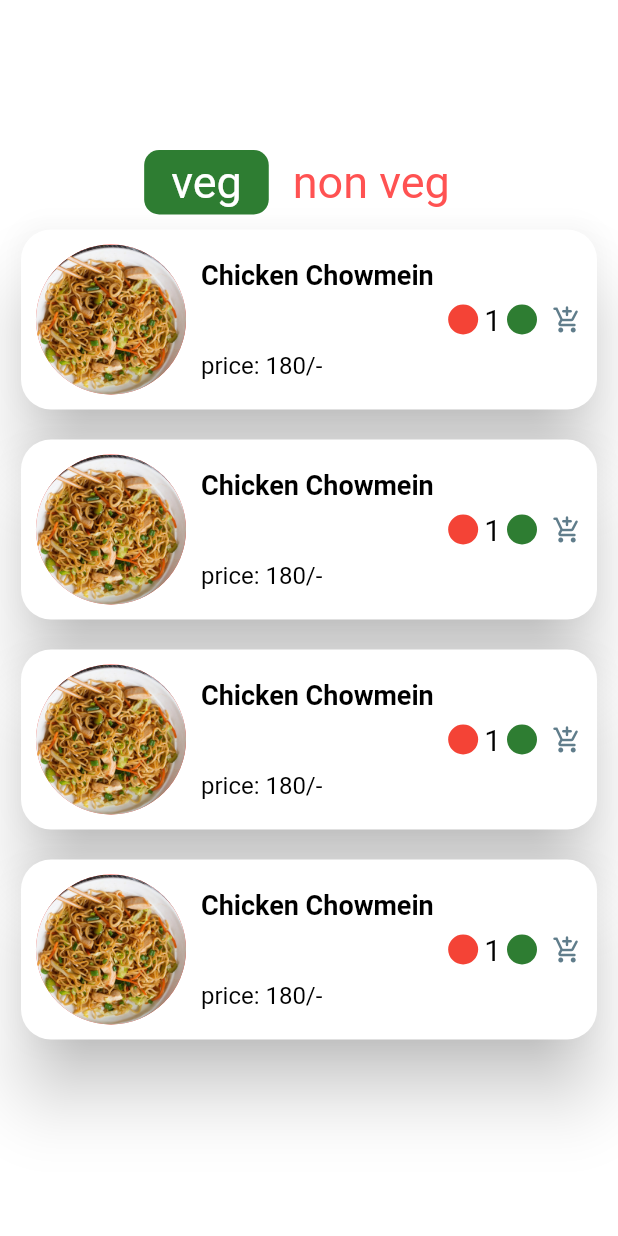
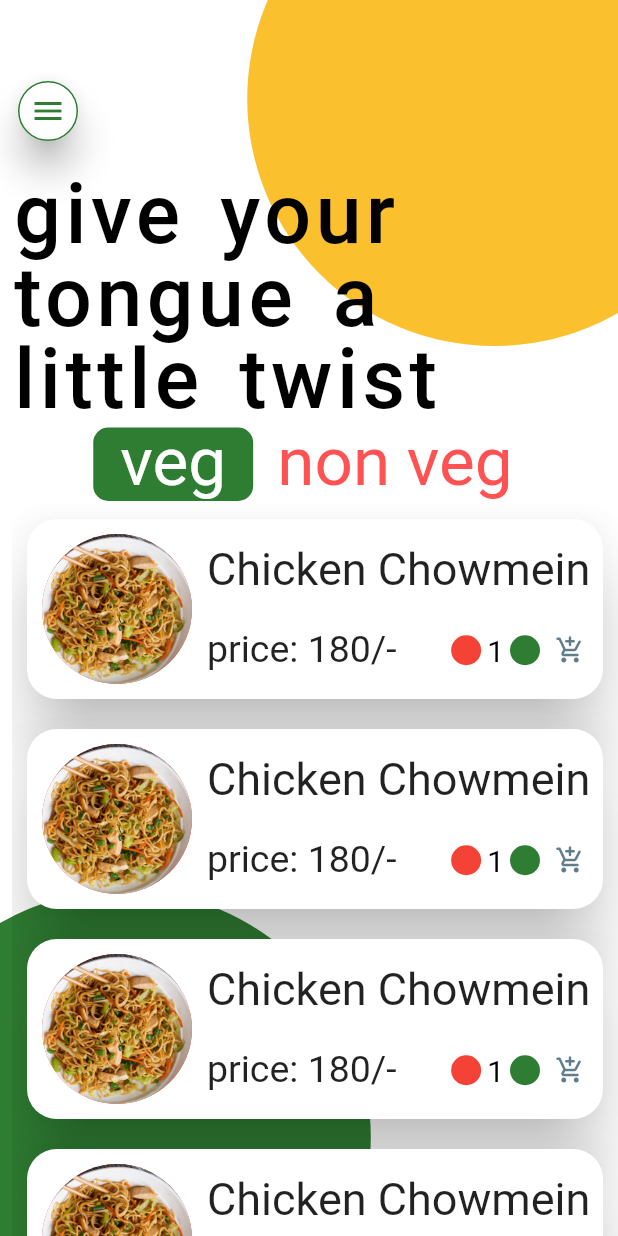
Before and after one commit to samrat19/Flutter_foodapp, a Flutter app: the screen it shows after launch, on a phone screen of 412 x 824 dp. Run offline on Flutter 3.47's test engine with Material 2 defaults, Android fonts, the phone set to English and light mode, and no system bars; our stand-ins replace carousel_slider, google_fonts; Roboto replaces fonts that are missing (Sacramento).

Commit message:
updates the UI

```diff
--- a/lib/main.dart
+++ b/lib/main.dart
@@ -1,6 +1,8 @@
 import 'package:carousel_slider/carousel_slider.dart';
 import 'package:flutter/cupertino.dart';
+import 'package:flutter/foundation.dart';
 import 'package:flutter/material.dart';
+import 'package:google_fonts/google_fonts.dart';
 
 void main() {
   runApp(FoodApp());
@@ -55,31 +57,59 @@ class _DisplayScreenState extends State<DisplayScreen> {
     return Scaffold(
       body: Container(
         color: Colors.white,
+        child: Container(
+          height: MediaQuery.of(context).size.height,
+          width: MediaQuery.of(context).size.width,
+          child: Stack(
+            fit: StackFit.expand,
+            children: [
+              Positioned(
+                bottom: MediaQuery.of(context).size.height*0.57,
+                  left: MediaQuery.of(context).size.width*0.4,
+                  child: YellowCircle(color: Colors.yellow[700],),
+              ),
+              Positioned(
+                top: MediaQuery.of(context).size.height*0.57,
+                right: MediaQuery.of(context).size.width*0.4,
+                child: YellowCircle(color:isVeg?Colors.green[800]:Colors.red),
+              ),
+              Padding(
+                padding: const EdgeInsets.only(left:8.0),
                 child: Column(
                   mainAxisAlignment: MainAxisAlignment.center,
+                  crossAxisAlignment: CrossAxisAlignment.start,
                   children: [
                     SizedBox(
-              height: 100.0,
+                      height: 50.0,
                     ),
+                    Card(
+                      elevation: 10.0,
+                      shape: RoundedRectangleBorder(
+                        side: BorderSide(color:isVeg?Colors.green[800]:Colors.red),
+                        borderRadius: BorderRadius.circular(40.0),
+                      ),
+                      child: Padding(
+                        padding: const EdgeInsets.all(8.0),
+                        child: Icon(
+                          Icons.menu,
+                          color:isVeg?Colors.green[800]:Colors.red,
+                        ),
+                      ),
+                    ),
+                    SizedBox(
+                      height: 20.0,
+                    ),
+                    Text('give your tongue a \nlittle twist',style: GoogleFonts.sacramento(
+                      fontSize: 55.0,
+                      fontWeight: FontWeight.w500,
+                      color: Colors.black,
+                      height: 1.0,
+                      wordSpacing: 7,
+                      letterSpacing: 3.0,
+                    ),),
                     /*here goes the genres*/
                     beverageType(),
                     /*here goes the item list*/
-           /* CarouselSlider(
-              items: foodItems.map((item) => itemDisplayWidget(
-                name: item.itemName,
-                imagePath: item.imagePath,
-                price: item.itemPrice),
-              ).toList(),
-              options: CarouselOptions(
-                  enableInfiniteScroll: false,
-                  initialPage: 0,
-                //  autoPlay: true,
-                 // pauseAutoPlayOnTouch: true,
-                  height:  400.0,
-                  enlargeCenterPage: true,
-                  viewportFraction: 0.6
-              ),
-            ),*/
                     Expanded(
                       flex: 1,
                       child: ListView(
@@ -91,6 +121,10 @@ class _DisplayScreenState extends State<DisplayScreen> {
                       ),
                     ),
                   ],
+                ),
+              ),
+            ],
+          ),
         ),
       ),
     );
@@ -115,12 +149,13 @@ class _DisplayScreenState extends State<DisplayScreen> {
             ),
             child: Padding(
               padding: const EdgeInsets.symmetric(
-                vertical: 4.0,
+                vertical: 2.0,
                 horizontal: 18.0,
               ),
-              child: Text('veg',style: TextStyle(
+              child: Text('veg',style: GoogleFonts.sacramento(
                 color: isVeg?Colors.white:Colors.green[800],
-                fontSize: 30.0,
+                fontSize: 45.0,
+                height: 1.0,
               ),),
             ),
           ),
@@ -143,9 +178,10 @@ class _DisplayScreenState extends State<DisplayScreen> {
                 vertical: 4.0,
                 horizontal: 16.0,
               ),
-              child: Text('non veg',style: TextStyle(
+              child: Text('non veg',style: GoogleFonts.sacramento(
                 color: isVeg?Colors.redAccent:Colors.white,
-                fontSize: 30.0,
+                fontSize: 45.0,
+                height: 1.0,
               ),),
             ),
           ),
@@ -157,7 +193,7 @@ class _DisplayScreenState extends State<DisplayScreen> {
   Widget itemDisplayWidget({String imagePath, String name, String price}){
     return Padding(
       padding: const EdgeInsets.symmetric(
-        horizontal: 10.0,
+        horizontal: 6.0,
         vertical: 6.0,
       ),
       child: Card(
@@ -198,22 +234,19 @@ class _DisplayScreenState extends State<DisplayScreen> {
                     crossAxisAlignment: CrossAxisAlignment.start,
                     mainAxisAlignment: MainAxisAlignment.spaceBetween,
                     children: [
-                      Text(name,style: TextStyle(
-                        color: Colors.black,
-                        fontWeight: FontWeight.bold,
-                        fontSize: 18.0,
+                      Text(name,style: GoogleFonts.sacramento(
+                        fontSize: 30.0,
+                        height: 1.0,
                       ),),
-                      Text('price: '+price,style: TextStyle(
-                        color: Colors.black,
-                        fontSize: 16.0,
+                      Container(
+                        width:MediaQuery.of(context).size.width-150,
+                        child: Row(
+                          children: [
+                            Text('price: '+price,style: GoogleFonts.sacramento(
+                              fontSize: 25.0,
+                              height: 1.0,
                             )),
-                    ],
-                  ),
-                ),
-              ),
-              Spacer(
-                flex: 2,
-              ),
+                            Spacer(),
                             Container(
                               height: 20.0,
                               width: 20.0,
@@ -254,47 +287,29 @@ class _DisplayScreenState extends State<DisplayScreen> {
                           ],
                         ),
                       ),
+                    ],
+                  ),
+                ),
+              ),
+            ],
+          ),
+        ),
       ),
     );
   }
 }
 
-//top: true,
-// child: Stack(
-//   fit: StackFit.expand,
-//   children: [
-//     Positioned(
-//       bottom: MediaQuery.of(context).size.height * 0.47,
-//       left: MediaQuery.of(context).size.width * 0.4,
-//       child: YellowCircle(),
-//     ),
-//     Padding(
-//       padding: const EdgeInsets.only(left: 10.0),
-//       child: Column(
-//         children: [
-//           DisplayScreenText(),
-//           SizedBox(
-//             height: MediaQuery.of(context).size.height*0.16,
-//           ),
-//           Container(
-//             height: MediaQuery.of(context).size.height*0.4,
-//             width: MediaQuery.of(context).size.width,
-//             color: Colors.red,
-//           ),
-//         ],
-//       ),
-//     ),
-//   ],
-// ),
+class YellowCircle extends StatelessWidget {
+  final Color color;
 
-class YellowCircle extends StatelessWidget {
+  const YellowCircle({Key key, @required this.color}) : super(key: key);
   @override
   Widget build(BuildContext context) {
     return Container(
       height: MediaQuery.of(context).size.height * 0.7,
       width: MediaQuery.of(context).size.width * 0.8,
       decoration: BoxDecoration(
-        color: Colors.yellow[700],
+        color: color,
         shape: BoxShape.circle,
       ),
     );
--- a/pubspec.yaml
+++ b/pubspec.yaml
@@ -20,6 +20,7 @@ dependencies:
   flutter:
     sdk: flutter
   carousel_slider:
+  google_fonts:
   # The following adds the Cupertino Icons font to your application.
   # Use with the CupertinoIcons class for iOS style icons.
   cupertino_icons:
```
Also changed, not shown: pubspec.lock. Lines whose indentation alone changed are shown as unchanged.
